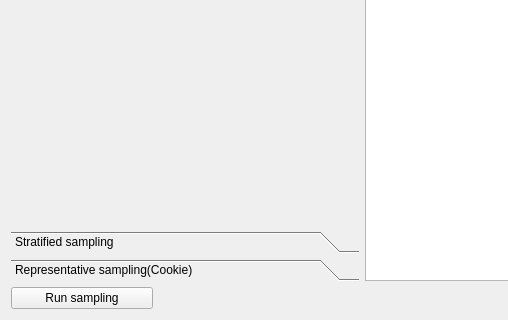
This is samplingdialog.ui in WilsonImmunologyLab/VGenes as Qt 5 draws it before an edit; both pictures show x 0 to 508 and y 457 to 777 of the 1150 by 777 pixel window. The edited form follows.
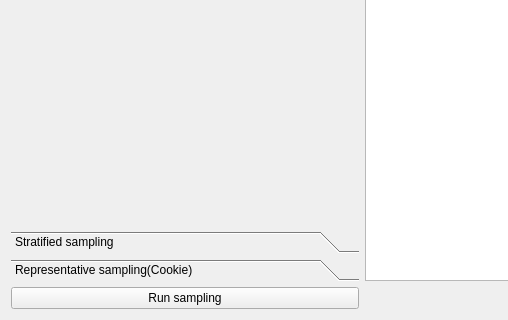
This is the edited form. Icons and pictures are not drawn.

```diff
--- a/samplingdialog.ui
+++ b/samplingdialog.ui
@@ -64,19 +64,6 @@
      </property>
     </widget>
    </item>
-   <item row="4" column="0">
-    <widget class="QPushButton" name="pushButtonSampling">
-     <property name="maximumSize">
-      <size>
-       <width>400</width>
-       <height>16777215</height>
-      </size>
-     </property>
-     <property name="text">
-      <string>Run sampling</string>
-     </property>
-    </widget>
-   </item>
    <item row="4" column="2">
     <spacer name="horizontalSpacer">
      <property name="orientation">
@@ -84,7 +71,7 @@
      </property>
      <property name="sizeHint" stdset="0">
       <size>
-       <width>437</width>
+       <width>443</width>
        <height>20</height>
       </size>
      </property>
@@ -349,6 +336,19 @@
    <item row="2" column="2" rowspan="2" colspan="3">
     <widget class="QTableWidget" name="tableWidgetResult"/>
    </item>
+   <item row="4" column="0" colspan="2">
+    <widget class="QPushButton" name="pushButtonSampling">
+     <property name="maximumSize">
+      <size>
+       <width>400</width>
+       <height>16777215</height>
+      </size>
+     </property>
+     <property name="text">
+      <string>Run sampling</string>
+     </property>
+    </widget>
+   </item>
   </layout>
  </widget>
  <resources/>
```
Left out of the diff: 7 changed lines with no effect on the pictures.
